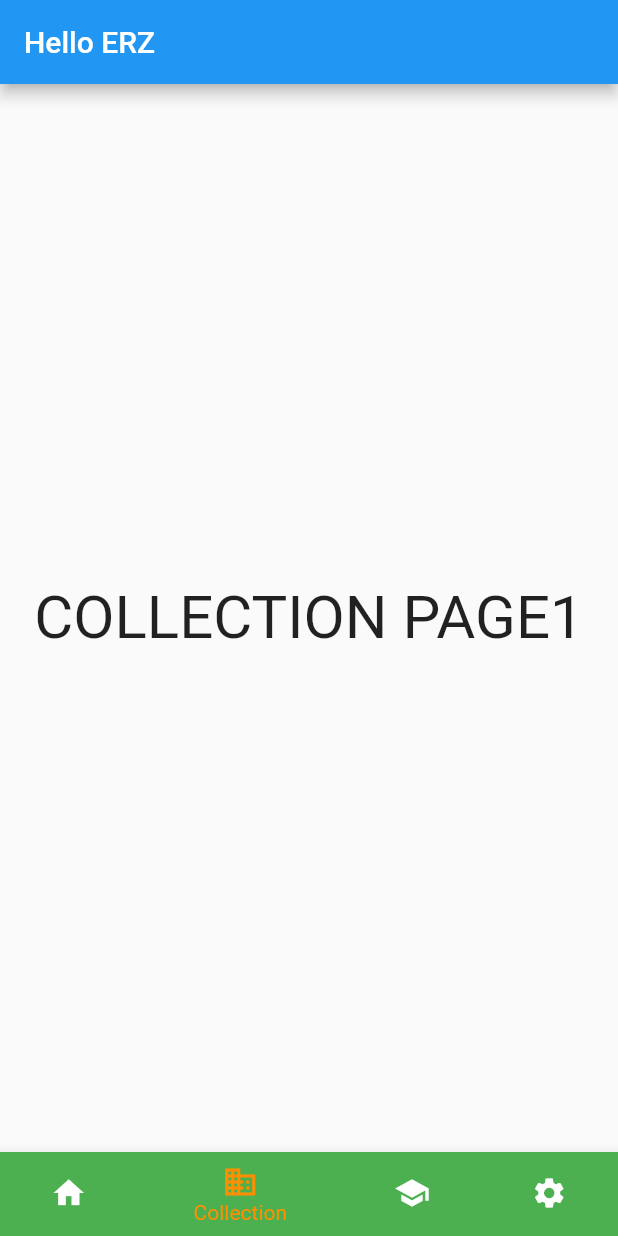
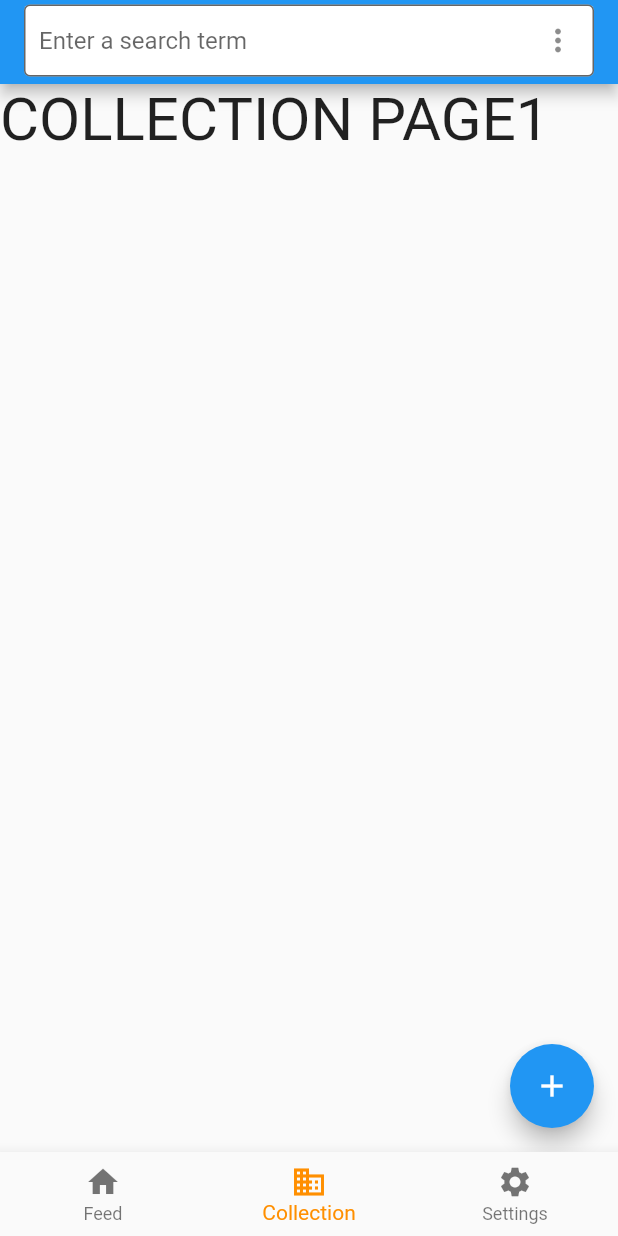
Before and after one commit to poonnadapattra/erz, a Flutter app: the screen it shows after launch, item 2 of the bottom bar chosen, on a phone screen of 412 x 824 dp. Run offline on Flutter 3.47's test engine with Material 2 defaults, Android fonts, the phone set to English and light mode, and no system bars.

Commit message:
[collection] add text field

```diff
--- a/lib/layout1.dart
+++ b/lib/layout1.dart
@@ -20,12 +20,12 @@ class _Layout1State extends State<Layout1> {
       style: optionStyle,
     ),
     CollectionPage(title: 'title'),
+    // Text(
+    //   'Index 3: School',
+    //   style: optionStyle,
+    // ),
     Text(
-      'Index 3: School',
-      style: optionStyle,
-    ),
-    Text(
-      'Index 3: School',
+      'Setting',
       style: optionStyle,
     ),
   ];
@@ -39,9 +39,6 @@ class _Layout1State extends State<Layout1> {
   @override
   Widget build(BuildContext context) {
     return Scaffold(
-      appBar: AppBar(
-        title: Text('Hello ERZ'),
-      ),
       body: Center(
         child: _widgetOptions.elementAt(_selectedIndex),
       ),
@@ -57,11 +54,11 @@ class _Layout1State extends State<Layout1> {
             label: 'Collection',
             backgroundColor: Colors.green,
           ),
-          BottomNavigationBarItem(
-            icon: Icon(Icons.school),
-            label: 'Note',
-            backgroundColor: Colors.purple,
-          ),
+          // BottomNavigationBarItem(
+          //   icon: Icon(Icons.school),
+          //   label: 'Note',
+          //   backgroundColor: Colors.purple,
+          // ),
           BottomNavigationBarItem(
             icon: Icon(Icons.settings),
             label: 'Settings',
--- a/lib/screens/collection.dart
+++ b/lib/screens/collection.dart
@@ -1,4 +1,5 @@
 import 'package:flutter/material.dart';
+import 'dart:math' as math;
 
 class CollectionPage extends StatefulWidget {
   CollectionPage({Key? key, required this.title}) : super(key: key);
@@ -12,13 +13,43 @@ class CollectionPage extends StatefulWidget {
 class _CollectionPageState extends State<CollectionPage> {
   @override
   Widget build(BuildContext context) {
-    return Container(
-      child: SingleChildScrollView(
+    return Scaffold(
+      appBar: AppBar(
+        title: Container(
+          padding: EdgeInsets.only(bottom: 5.0, top: 5.0),
+          width: double.infinity,
+          height: 60,
+          child: TextField(
+            decoration: InputDecoration(
+              hintText: 'Enter a search term',
+              border: OutlineInputBorder(),
+              filled: true,
+              fillColor: Colors.white,
+              contentPadding: EdgeInsets.all(10),
+              suffixIcon: Transform.rotate(
+                angle: 90 * math.pi /180,
+                child: IconButton(
+                  icon: const Icon(Icons.more_horiz),
+                  onPressed: () {
+                  },
+                ))),
+          )
+        ),
+      ),
+      body: SingleChildScrollView(
         child: Column(
           children: <Widget>[
             Text('COLLECTION PAGE1', style: TextStyle(fontSize: 40)),
           ]
-        )
+        ),
+      ),
+      floatingActionButton: FloatingActionButton(
+        onPressed: () {
+          ScaffoldMessenger.of(context).showSnackBar(
+            const SnackBar(content: Text('This is a snackbar'))
+          );
+        },
+        child: const Icon(Icons.add),
       ),
     );
   }
```
Also changed, not shown: 1 other file.
